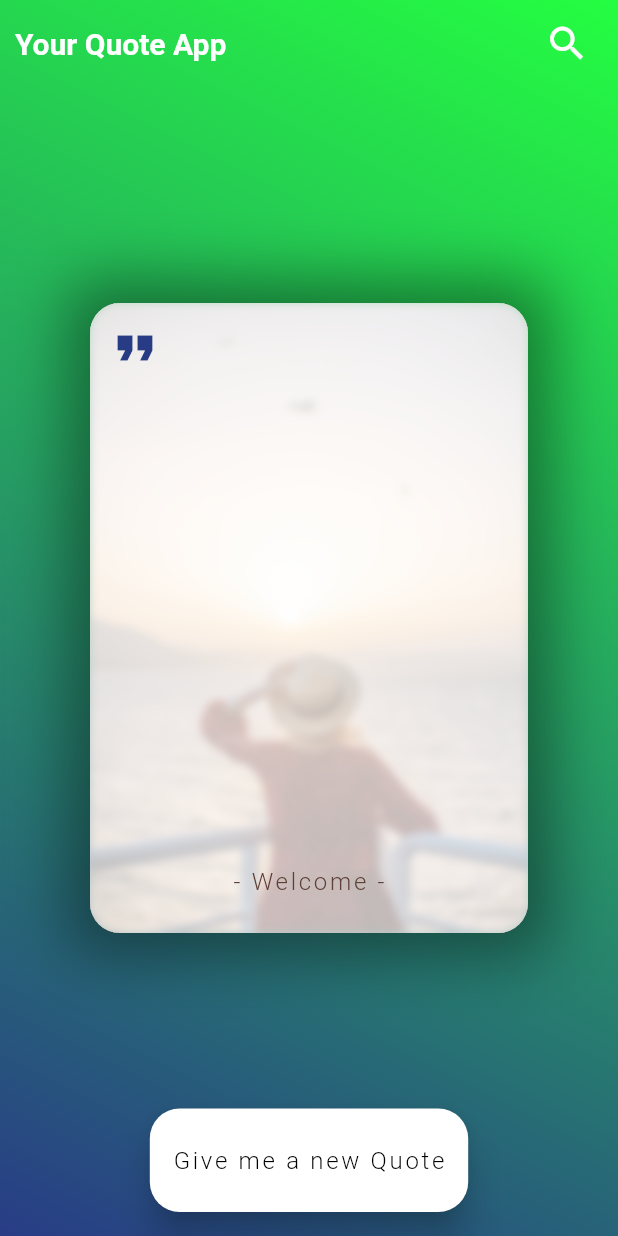
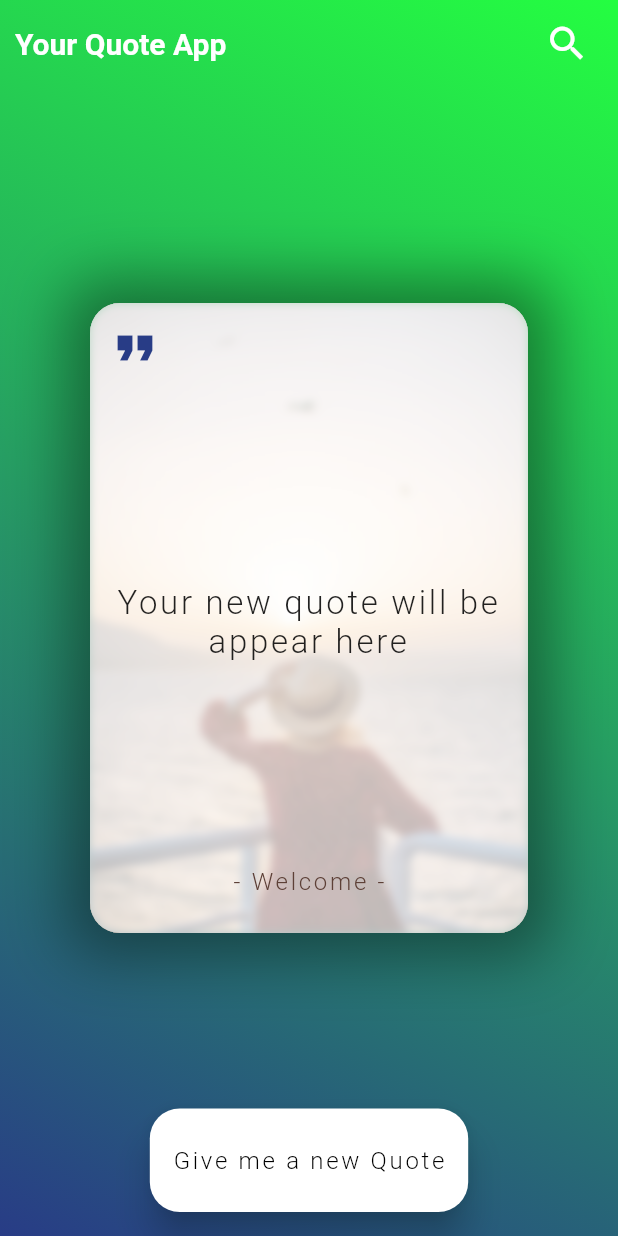
Before and after one commit to jesusemedin/flutter-quotes-app, a Flutter app: the screen it shows after launch, on a phone screen of 412 x 824 dp. Run offline on Flutter 3.47's test engine with Material 2 defaults, Android fonts, the phone set to English and light mode, and no system bars; network calls fail.

Commit message:
app ended

```diff
--- a/lib/src/pages/home_page.dart
+++ b/lib/src/pages/home_page.dart
@@ -9,7 +9,7 @@ class HomePage extends StatefulWidget {
 
 class _HomePageState extends State<HomePage> {
 
-  String phrase = '';
+  String phrase = 'Your new quote will be appear here';
   String tag = '';
   String author = 'Welcome';
 
```
